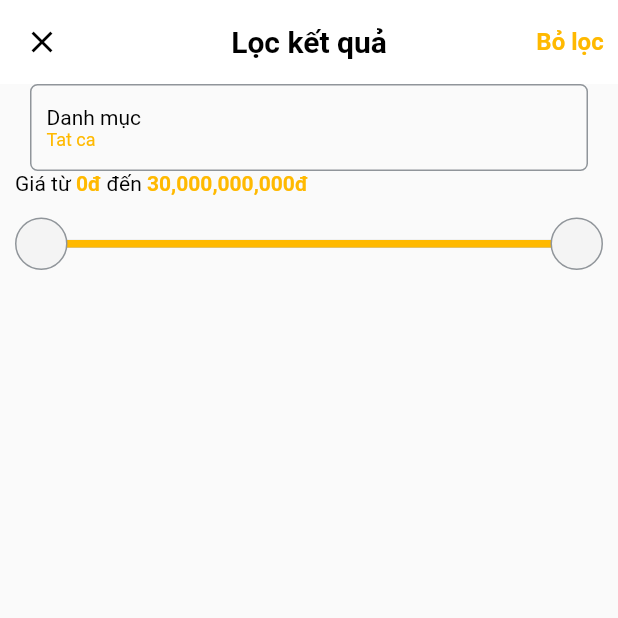
After one commit to nhao2003/nha_gia_re, a Flutter app: the FilterScreen screen opened by its route, on a phone screen of 412 x 824 dp, the top half of it. The commit adds this screen. Run offline on Flutter 3.47's test engine with Material 2 defaults, Android fonts, the phone set to English and light mode, and no system bars; drawn by our look-alikes of flutter_xlider; our stand-ins replace dropdown_button2, file_picker, firebase_storage, flutter_easyloading, get, image_gallery_saver and 2 more; accounts and stored records are empty.

Commit message:
done add rangeSlider

```diff
--- a/lib/main.dart
+++ b/lib/main.dart
@@ -28,6 +28,12 @@ class MyApp extends StatelessWidget {
       DeviceOrientation.portraitUp,
       DeviceOrientation.portraitDown,
     ]);
+    // custom color padding top color
+    SystemChrome.setSystemUIOverlayStyle(
+      SystemUiOverlayStyle(
+        statusBarColor: AppColors.primaryColor, // status bar color
+      ),
+    );
     return GetMaterialApp(
       title: AppStrings.appName,
       theme: ThemeData(
--- /dev/null
+++ b/lib/modules/search/screens/filter_screen.dart
@@ -0,0 +1,58 @@
+import 'package:flutter/material.dart';
+import 'package:get/get.dart';
+import 'package:nha_gia_re/core/theme/app_colors.dart';
+import 'package:nha_gia_re/core/theme/text_styles.dart';
+import 'package:nha_gia_re/modules/search/widgets/filter_page/category_box.dart';
+import 'package:nha_gia_re/modules/search/widgets/filter_page/range_slider_custom.dart';
+import '../search_controller.dart';
+
+class FilterScreen extends StatelessWidget {
+  FilterScreen({super.key});
+  final SearchController searchController = Get.find<SearchController>();
+  @override
+  Widget build(BuildContext context) {
+    return Scaffold(
+// appbar
+      appBar: AppBar(
+        centerTitle: true,
+        elevation: 0,
+        backgroundColor: AppColors.white,
+        title: Text(
+          "Lọc kết quả",
+          style:
+              AppTextStyles.roboto20semiBold.copyWith(color: AppColors.black),
+        ),
+        leading: IconButton(
+          icon: const Icon(Icons.close),
+          color: AppColors.black,
+          onPressed: () {
+            searchController.popScreen();
+          },
+        ),
+        actions: [
+          TextButton(
+            onPressed: () {
+              // deletefilter
+              searchController.deleteFilter();
+            },
+            child: Text(
+              "Bỏ lọc",
+              style: AppTextStyles.roboto16semiBold
+                  .copyWith(color: AppColors.primaryColor),
+            ),
+          ),
+        ],
+      ),
+// body
+      body: Padding(
+        padding: const EdgeInsets.symmetric(horizontal: 10),
+        child: Column(
+          children: [
+            CategoryBox(),
+            RangeSliderCustom(),
+          ],
+        ),
+      ),
+    );
+  }
+}
--- a/lib/modules/search/widgets/result_page/result_page.dart
+++ b/lib/modules/search/screens/result_page.dart
@@ -1,11 +1,15 @@
 import 'package:flutter/material.dart';
+import 'package:get/get.dart';
 import 'package:nha_gia_re/core/theme/app_colors.dart';
 import 'package:nha_gia_re/core/theme/text_styles.dart';
 import 'package:nha_gia_re/modules/search/widgets/result_page/dropdownbutton_cities.dart';
 import 'package:nha_gia_re/modules/search/widgets/result_page/tab_result.dart';
 
+import '../search_controller.dart';
+
 class ResultPage extends StatelessWidget {
-  const ResultPage({super.key});
+  ResultPage({super.key});
+  final SearchController searchController = Get.find<SearchController>();
 
   @override
   Widget build(BuildContext context) {
@@ -39,6 +43,7 @@ class ResultPage extends StatelessWidget {
               OutlinedButton.icon(
                 onPressed: () {
                   // filter here
+                  searchController.navigateToFilterScreen();
                 },
                 style: OutlinedButton.styleFrom(
                   padding: const EdgeInsets.all(8),
--- a/lib/modules/search/search_controller.dart
+++ b/lib/modules/search/search_controller.dart
@@ -1,5 +1,5 @@
-import 'package:flutter/material.dart';
 import 'package:get/get.dart';
+import 'package:nha_gia_re/modules/search/screens/filter_screen.dart';
 
 class SearchController extends GetxController {
   /// instance
@@ -65,6 +65,20 @@ class SearchController extends GetxController {
   /// update suggestions
   void updateSuggestions(String query) async {
     suggestions.value = getSuggestions(query);
+  }
+
+  /// navigator to filter screen
+  void navigateToFilterScreen() {
+    Get.to(FilterScreen());
+  }
+
+  void popScreen() {
+    Get.back();
+  }
+
+  void deleteFilter() {
+    //
+    print("Delete filter");
   }
 
   static List<String> provinces = [
--- /dev/null
+++ b/lib/modules/search/widgets/filter_page/category_box.dart
@@ -0,0 +1,42 @@
+import 'package:flutter/material.dart';
+import 'package:nha_gia_re/core/theme/app_colors.dart';
+import 'package:nha_gia_re/core/theme/text_styles.dart';
+
+class CategoryBox extends StatelessWidget {
+  const CategoryBox({super.key});
+
+  @override
+  Widget build(BuildContext context) {
+    return Container(
+      width: double.infinity,
+      height: 58,
+      margin: const EdgeInsets.symmetric(horizontal: 10),
+      padding: const EdgeInsets.symmetric(horizontal: 10),
+      decoration: BoxDecoration(
+        border: Border.all(
+          width: 1,
+          color: AppColors.grey,
+        ),
+        borderRadius: const BorderRadius.all(
+          Radius.circular(5),
+        ),
+      ),
+      child: Column(
+        mainAxisAlignment: MainAxisAlignment.center,
+        crossAxisAlignment: CrossAxisAlignment.start,
+        children: [
+          Text(
+            "Danh mục",
+            style:
+                AppTextStyles.roboto14regular.copyWith(color: AppColors.black),
+          ),
+          Text(
+            "Tat ca",
+            style: AppTextStyles.roboto12regular
+                .copyWith(color: AppColors.primaryColor),
+          ),
+        ],
+      ),
+    );
+  }
+}
--- /dev/null
+++ b/lib/modules/search/widgets/filter_page/range_slider_custom.dart
@@ -0,0 +1,93 @@
+import 'package:flutter/material.dart';
+import 'package:flutter_xlider/flutter_xlider.dart';
+import 'package:nha_gia_re/core/theme/app_colors.dart';
+import 'package:nha_gia_re/core/theme/text_styles.dart';
+import 'package:intl/intl.dart';
+
+class RangeSliderCustom extends StatefulWidget {
+  @override
+  State<RangeSliderCustom> createState() => _RangeSliderCustomState();
+}
+
+class _RangeSliderCustomState extends State<RangeSliderCustom> {
+  double LOWER = 0;
+  double UPPER = 30000000000;
+  double lowerValue = 0;
+  double upperValue = 30000000000;
+
+  var formatter = NumberFormat('#,###');
+
+  @override
+  Widget build(BuildContext context) {
+    return Column(
+      crossAxisAlignment: CrossAxisAlignment.start,
+      children: [
+        RichText(
+          text: TextSpan(children: [
+            TextSpan(text: 'Giá từ ', style: nomalText),
+            TextSpan(
+                text: '${formatter.format(lowerValue.toInt())}đ',
+                style: highlightText),
+            TextSpan(text: ' đến ', style: nomalText),
+            TextSpan(
+                text: '${formatter.format(upperValue.toInt())}đ',
+                style: highlightText),
+          ]),
+        ),
+        FlutterSlider(
+          values: [lowerValue, upperValue],
+          rangeSlider: true,
+          /* ignoreSteps: [
+            FlutterSliderIgnoreSteps(from: 8000, to: 12000),
+            FlutterSliderIgnoreSteps(from: 18000, to: 22000),
+          ], */
+          max: UPPER,
+          min: LOWER,
+          step: const FlutterSliderStep(step: 100000000),
+          jump: true,
+          trackBar: FlutterSliderTrackBar(
+            activeTrackBarHeight: 5,
+            activeTrackBar: BoxDecoration(color: AppColors.primaryColor),
+            inactiveTrackBarHeight: 5,
+            inactiveTrackBar: BoxDecoration(
+              borderRadius: BorderRadius.circular(20),
+              color: AppColors.backgroundColor,
+              border: Border.all(width: 0.5, color: AppColors.grey),
+            ),
+          ),
+          tooltip: FlutterSliderTooltip(
+            disabled: true,
+          ),
+          handler: handlerStyle,
+          rightHandler: handlerStyle,
+          disabled: false,
+          onDragging: (handlerIndex, lower, upper) {
+            lowerValue = lower;
+            upperValue = upper;
+            setState(() {});
+          },
+        ),
+      ],
+    );
+  }
+
+  TextStyle nomalText = AppTextStyles.roboto14regular.copyWith(
+    color: AppColors.black,
+  );
+  TextStyle highlightText = AppTextStyles.roboto14semiBold.copyWith(
+    color: AppColors.primaryColor,
+  );
+
+  FlutterSliderHandler handlerStyle = FlutterSliderHandler(
+    decoration: const BoxDecoration(),
+    child: Container(
+      height: 20,
+      width: 20,
+      decoration: BoxDecoration(
+        color: AppColors.backgroundColor,
+        border: Border.all(width: 1, color: AppColors.grey),
+        borderRadius: BorderRadius.circular(25),
+      ),
+    ),
+  );
+}
--- a/lib/modules/search/widgets/my_search_delegate.dart
+++ b/lib/modules/search/widgets/my_search_delegate.dart
@@ -2,7 +2,7 @@ import 'package:flutter/material.dart';
 import 'package:nha_gia_re/core/theme/app_colors.dart';
 import 'package:nha_gia_re/core/theme/text_styles.dart';
 import 'package:nha_gia_re/modules/search/search_controller.dart';
-import 'package:nha_gia_re/modules/search/widgets/result_page/result_page.dart';
+import 'package:nha_gia_re/modules/search/screens/result_page.dart';
 import 'package:nha_gia_re/modules/search/widgets/suggestion_list.dart';
 
 // Defines the content of the search page in `showSearch()`.
--- a/lib/routers/app_pages.dart
+++ b/lib/routers/app_pages.dart
@@ -1,4 +1,5 @@
 import 'package:get/get.dart';
+import 'package:nha_gia_re/modules/search/screens/filter_screen.dart';
 import 'package:nha_gia_re/modules/search/screens/search_screen.dart';
 import '../modules/home/home_binding.dart';
 import '../modules/home/screens/home_screen.dart';
@@ -24,5 +25,10 @@ abstract class AppPages {
       page: () => const SearchScreen(),
       binding: SearchBinding(),
     ),
+    GetPage(
+      name: AppRoutes.filter,
+      page: () => FilterScreen(),
+      binding: SearchBinding(),
+    ),
   ];
 }
--- a/lib/routers/app_routes.dart
+++ b/lib/routers/app_routes.dart
@@ -5,4 +5,5 @@ abstract class AppRoutes {
   static const login = '/login';
   // search
   static const search = '/search';
+  static const filter = '/search/filter';
 }
--- a/pubspec.yaml
+++ b/pubspec.yaml
@@ -50,6 +50,7 @@ dependencies:
   image_picker: ^0.8.6+4
   permission_handler: ^10.2.0
   path_provider: ^2.0.11
+  flutter_xlider: ^3.5.0
 
 dev_dependencies:
   flutter_test:
```
Also changed, not shown: pubspec.lock.
